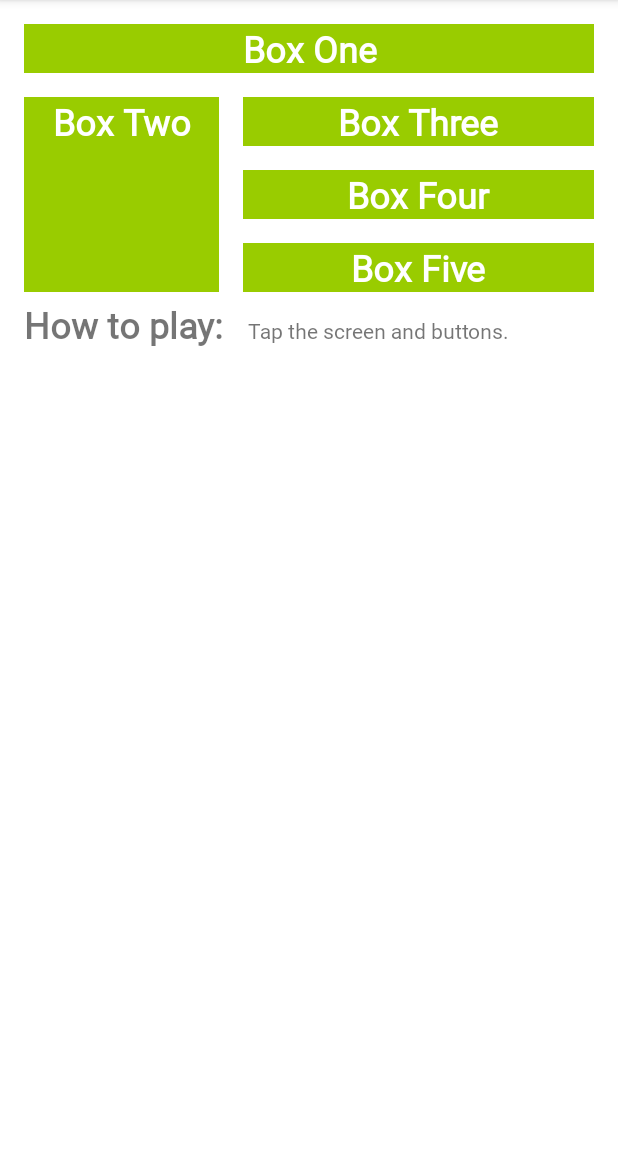
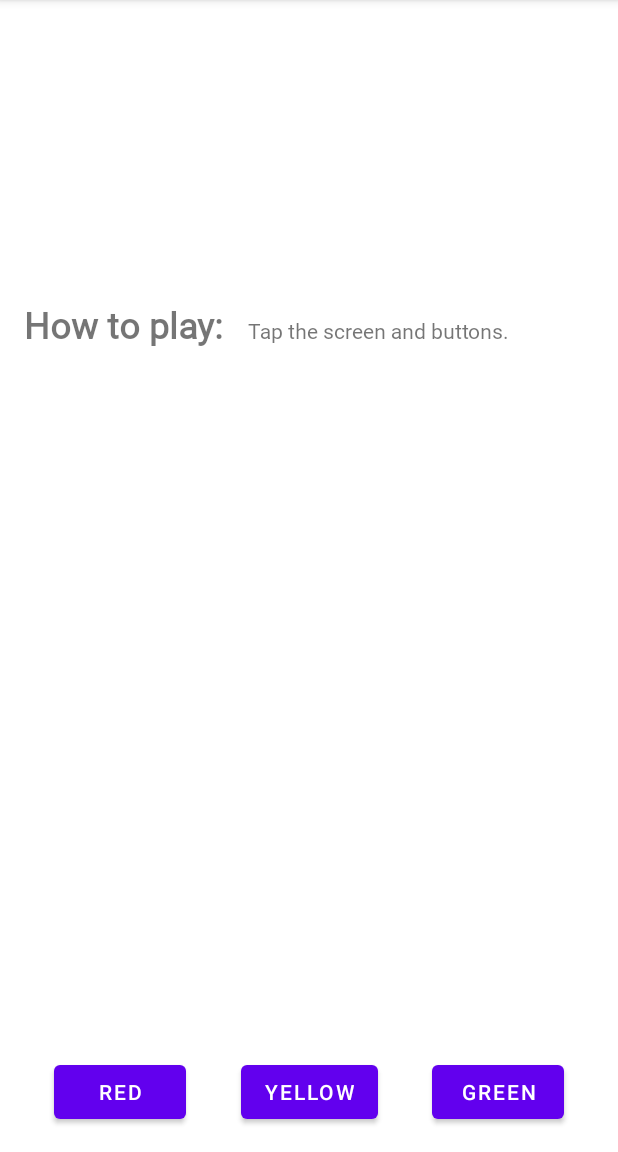
Before and after one commit to marcelorsviana/ColorMyViews, an Android app: the screen it shows after launch (MainActivity), on a phone screen of 412 x 824 dp, the part 84-1236 px from its top. Run offline under Robolectric (Android 15) with nearby library versions, the phone set to English and light mode, and no system bars.

Commit message:
Add buttons to change the colors of the boxes

```diff
--- a/app/build.gradle
+++ b/app/build.gradle
@@ -2,6 +2,8 @@ plugins {
     id 'com.android.application'
     id 'org.jetbrains.kotlin.android'
 }
+
+apply plugin: 'kotlin-android-extensions'
 
 android {
     compileSdk 32
--- a/app/src/main/java/com/mrsv/android/colormyviews/MainActivity.kt
+++ b/app/src/main/java/com/mrsv/android/colormyviews/MainActivity.kt
@@ -1,11 +1,60 @@
 package com.mrsv.android.colormyviews
 
+import android.graphics.Color
 import androidx.appcompat.app.AppCompatActivity
 import android.os.Bundle
+import android.view.View
+import android.widget.Button
+import android.widget.TextView
+import kotlinx.android.synthetic.main.activity_main.*
 
 class MainActivity : AppCompatActivity() {
     override fun onCreate(savedInstanceState: Bundle?) {
         super.onCreate(savedInstanceState)
         setContentView(R.layout.activity_main)
+
+        setListener()
+    }
+
+    private fun setListener() {
+
+        val boxOneText = findViewById<TextView>(R.id.box_one_text)
+        val boxTwoText = findViewById<TextView>(R.id.box_two_text)
+        val boxThreeText = findViewById<TextView>(R.id.box_three_text)
+        val boxFourText = findViewById<TextView>(R.id.box_four_text)
+        val boxFiveText = findViewById<TextView>(R.id.box_five_text)
+
+        val rootConstraintLayout = findViewById<View>(R.id.constraint_layout)
+
+        val redButton = findViewById<Button>(R.id.red_button)
+        val greenButton = findViewById<Button>(R.id.green_button)
+        val yellowButton = findViewById<Button>(R.id.yellow_button)
+
+        val clickableViews: List<View> =
+            listOf(boxOneText, boxTwoText, boxThreeText,
+                    boxFourText, boxFiveText, rootConstraintLayout,
+                    redButton, greenButton, yellowButton)
+
+        for (item in clickableViews) {
+            item.setOnClickListener {makeColored(it)}
+        }
+    }
+
+    private fun makeColored(view: View) {
+        when (view.id){
+
+            // Boxes using Color class color for the background
+            R.id.box_one_text -> view.setBackgroundColor(Color.CYAN)
+            R.id.box_two_text -> view.setBackgroundColor(Color.GRAY)
+            R.id.box_three_text -> view.setBackgroundColor(Color.BLUE)
+            R.id.box_four_text -> view.setBackgroundColor(Color.MAGENTA)
+            R.id.box_five_text -> view.setBackgroundColor(Color.BLUE)
+
+            // Boxes using custom colors for background
+            R.id.red_button -> box_three_text.setBackgroundResource(R.color.my_red)
+            R.id.yellow_button -> box_four_text.setBackgroundResource(R.color.my_yellow)
+            R.id.green_button -> box_five_text.setBackgroundResource(R.color.my_green)
+            else -> view.setBackgroundColor(Color.LTGRAY)
+        }
     }
 }
--- a/app/src/main/res/layout/activity_main.xml
+++ b/app/src/main/res/layout/activity_main.xml
@@ -2,9 +2,24 @@
 <androidx.constraintlayout.widget.ConstraintLayout xmlns:android="http://schemas.android.com/apk/res/android"
     xmlns:app="http://schemas.android.com/apk/res-auto"
     xmlns:tools="http://schemas.android.com/tools"
+    android:id="@+id/constraint_layout"
     android:layout_width="match_parent"
     android:layout_height="match_parent"
     tools:context=".MainActivity">
+
+    <TextView
+        android:id="@+id/box_one_text"
+        style="@style/whiteBox"
+        android:layout_width="0dp"
+        android:layout_height="wrap_content"
+        android:layout_marginLeft="16dp"
+        android:layout_marginTop="@dimen/margin_wide"
+        android:layout_marginRight="16dp"
+        android:text="@string/box_one"
+        app:layout_constraintHorizontal_bias="1.0"
+        app:layout_constraintLeft_toLeftOf="parent"
+        app:layout_constraintRight_toRightOf="parent"
+        app:layout_constraintTop_toTopOf="parent" />
 
     <TextView
         android:id="@+id/box_two_text"
@@ -31,33 +46,6 @@
         app:layout_constraintTop_toTopOf="@+id/box_two_text" />
 
     <TextView
-        android:id="@+id/box_five_text"
-        style="@style/whiteBox"
-        android:layout_width="0dp"
-        android:layout_height="wrap_content"
-        android:layout_marginStart="@dimen/margin_wide"
-        android:layout_marginEnd="@dimen/margin_wide"
-        android:text="@string/box_five"
-        app:layout_constraintBottom_toBottomOf="@+id/box_two_text"
-        app:layout_constraintEnd_toEndOf="parent"
-        app:layout_constraintStart_toEndOf="@+id/box_two_text"
-        app:layout_constraintTop_toBottomOf="@+id/box_four_text" />
-
-    <TextView
-        android:id="@+id/box_one_text"
-        style="@style/whiteBox"
-        android:layout_width="0dp"
-        android:layout_height="wrap_content"
-        android:layout_marginLeft="16dp"
-        android:layout_marginTop="@dimen/margin_wide"
-        android:layout_marginRight="16dp"
-        android:text="@string/box_one"
-        app:layout_constraintHorizontal_bias="1.0"
-        app:layout_constraintLeft_toLeftOf="parent"
-        app:layout_constraintRight_toRightOf="parent"
-        app:layout_constraintTop_toTopOf="parent" />
-
-    <TextView
         android:id="@+id/box_four_text"
         style="@style/whiteBox"
         android:layout_width="0dp"
@@ -71,6 +59,19 @@
         app:layout_constraintEnd_toEndOf="parent"
         app:layout_constraintStart_toEndOf="@+id/box_two_text"
         app:layout_constraintTop_toBottomOf="@+id/box_three_text" />
+
+    <TextView
+        android:id="@+id/box_five_text"
+        style="@style/whiteBox"
+        android:layout_width="0dp"
+        android:layout_height="wrap_content"
+        android:layout_marginStart="@dimen/margin_wide"
+        android:layout_marginEnd="@dimen/margin_wide"
+        android:text="@string/box_five"
+        app:layout_constraintBottom_toBottomOf="@+id/box_two_text"
+        app:layout_constraintEnd_toEndOf="parent"
+        app:layout_constraintStart_toEndOf="@+id/box_two_text"
+        app:layout_constraintTop_toBottomOf="@+id/box_four_text" />
 
     <TextView
         android:id="@+id/label_text"
@@ -101,4 +102,42 @@
         app:layout_constraintTop_toBottomOf="@+id/box_two_text"
         app:layout_constraintVertical_bias="0.0" />
 
+    <Button
+        android:id="@+id/red_button"
+        android:layout_width="wrap_content"
+        android:layout_height="wrap_content"
+        android:layout_marginStart="@dimen/margin_wide"
+        android:text="@string/button_red"
+        app:layout_constraintBaseline_toBaselineOf="@+id/yellow_button"
+        app:layout_constraintEnd_toStartOf="@+id/yellow_button"
+        app:layout_constraintHorizontal_bias="0.5"
+        app:layout_constraintStart_toStartOf="parent" />
+
+    <Button
+        android:id="@+id/yellow_button"
+        android:layout_width="wrap_content"
+        android:layout_height="wrap_content"
+        android:layout_marginStart="@dimen/margin_wide"
+        android:layout_marginTop="@dimen/margin_wide"
+        android:layout_marginBottom="@dimen/margin_wide"
+        android:layout_marginEnd="@dimen/margin_wide"
+        android:text="@string/button_yellow"
+        app:layout_constraintBottom_toBottomOf="parent"
+        app:layout_constraintEnd_toStartOf="@+id/green_button"
+        app:layout_constraintHorizontal_bias="0.5"
+        app:layout_constraintStart_toEndOf="@+id/red_button"
+        app:layout_constraintVertical_bias="1.0"
+        app:layout_constraintTop_toBottomOf="@+id/info_text" />
+
+    <Button
+        android:id="@+id/green_button"
+        android:layout_width="wrap_content"
+        android:layout_height="wrap_content"
+        android:layout_marginEnd="@dimen/margin_wide"
+        android:text="@string/button_green"
+        app:layout_constraintBaseline_toBaselineOf="@+id/yellow_button"
+        app:layout_constraintEnd_toEndOf="parent"
+        app:layout_constraintHorizontal_bias="0.5"
+        app:layout_constraintStart_toEndOf="@+id/yellow_button" />
+
 </androidx.constraintlayout.widget.ConstraintLayout>
--- a/app/src/main/res/values/Style.xml
+++ b/app/src/main/res/values/Style.xml
@@ -1,7 +1,7 @@
 <?xml version="1.0" encoding="utf-8"?>
 <resources>
     <style name="whiteBox">
-        <item name="android:background">@android:color/holo_green_light</item>
+        <item name="android:background">@android:color/white</item>
         <item name="android:textAlignment">center</item>
         <item name="android:textSize">@dimen/box_text_size</item>
         <item name="android:textStyle">bold</item>
--- a/app/src/main/res/values/colors.xml
+++ b/app/src/main/res/values/colors.xml
@@ -7,4 +7,7 @@
     <color name="teal_700">#FF018786</color>
     <color name="black">#FF000000</color>
     <color name="white">#FFFFFFFF</color>
+    <color name="my_green">#12C700</color>
+    <color name="my_red">#FF0000</color>
+    <color name="my_yellow">#FFFB00</color>
 </resources>
--- a/app/src/main/res/values/strings.xml
+++ b/app/src/main/res/values/strings.xml
@@ -7,4 +7,7 @@
     <string name="box_five">Box Five</string>
     <string name="how_to_play">How to play:</string>
     <string name="tap_the_boxes_and_buttons">Tap the screen and buttons.</string>
+    <string name="button_red">RED</string>
+    <string name="button_yellow">YELLOW</string>
+    <string name="button_green">GREEN</string>
 </resources>
```
